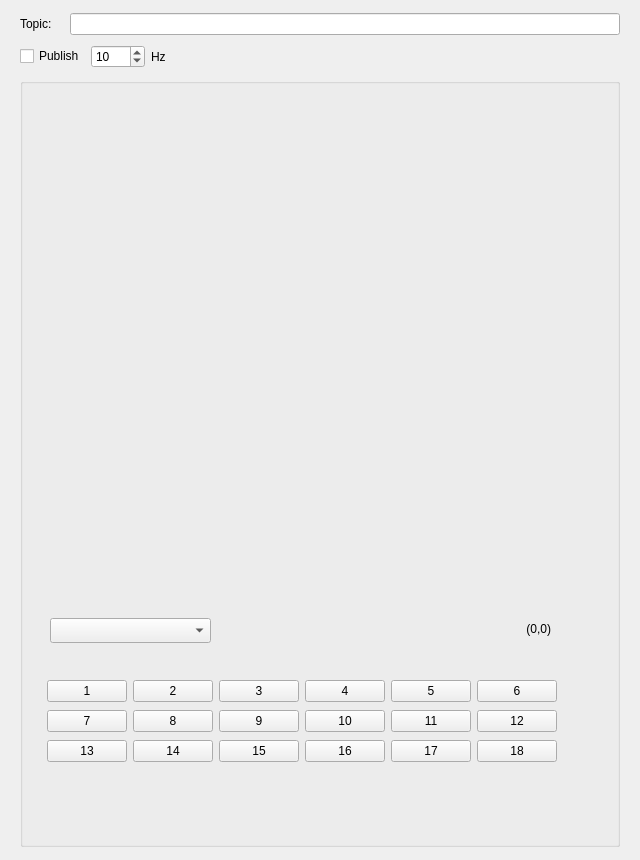
Above: resource/VirtualJoy.ui from nilseuropa/rqt_virtual_joystick before the change. Below: the same form after it.
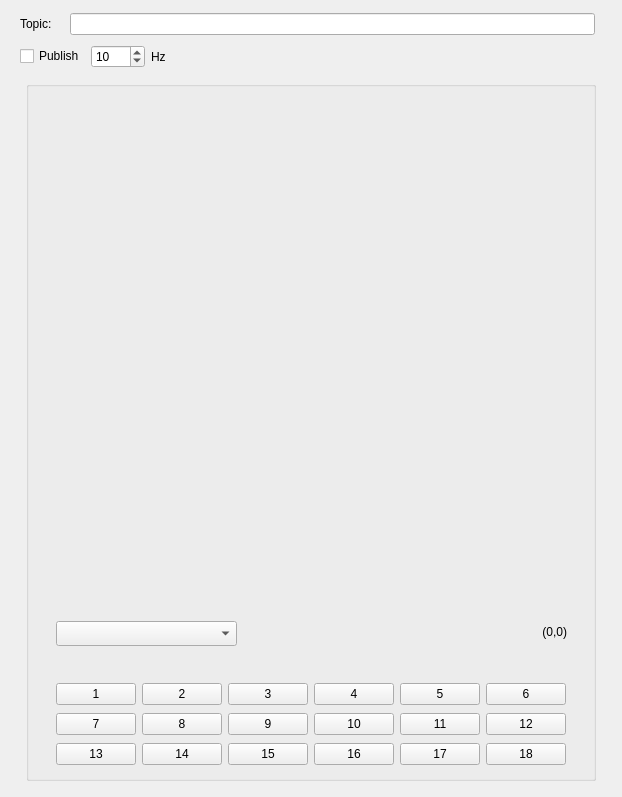
That is the form after the change. Custom widgets are drawn as their Qt base class.

Diff of the .ui file:
```diff
--- a/resource/VirtualJoy.ui
+++ b/resource/VirtualJoy.ui
@@ -6,20 +6,20 @@
    <rect>
     <x>0</x>
     <y>0</y>
-    <width>640</width>
-    <height>860</height>
+    <width>618</width>
+    <height>797</height>
    </rect>
   </property>
   <property name="sizePolicy">
-   <sizepolicy hsizetype="Fixed" vsizetype="Fixed">
+   <sizepolicy hsizetype="Expanding" vsizetype="Expanding">
     <horstretch>0</horstretch>
     <verstretch>0</verstretch>
    </sizepolicy>
   </property>
   <property name="minimumSize">
    <size>
-    <width>640</width>
-    <height>860</height>
+    <width>0</width>
+    <height>0</height>
    </size>
   </property>
   <property name="windowTitle">
@@ -69,14 +69,14 @@
       <item>
        <widget class="QLineEdit" name="topicLineEdit">
         <property name="sizePolicy">
-         <sizepolicy hsizetype="Minimum" vsizetype="Fixed">
+         <sizepolicy hsizetype="Fixed" vsizetype="Fixed">
           <horstretch>0</horstretch>
           <verstretch>0</verstretch>
          </sizepolicy>
         </property>
         <property name="minimumSize">
          <size>
-          <width>160</width>
+          <width>525</width>
           <height>0</height>
          </size>
         </property>
@@ -88,6 +88,19 @@
         </property>
        </widget>
       </item>
+      <item>
+       <spacer name="horizontalSpacer_4">
+        <property name="orientation">
+         <enum>Qt::Horizontal</enum>
+        </property>
+        <property name="sizeHint" stdset="0">
+         <size>
+          <width>40</width>
+          <height>20</height>
+         </size>
+        </property>
+       </spacer>
+      </item>
      </layout>
     </widget>
    </item>
@@ -194,11 +207,17 @@
       <bool>true</bool>
      </property>
      <property name="sizePolicy">
-      <sizepolicy hsizetype="Expanding" vsizetype="Expanding">
+      <sizepolicy hsizetype="Fixed" vsizetype="Fixed">
        <horstretch>0</horstretch>
        <verstretch>0</verstretch>
       </sizepolicy>
      </property>
+     <property name="minimumSize">
+      <size>
+       <width>600</width>
+       <height>710</height>
+      </size>
+     </property>
      <layout class="QHBoxLayout" name="horizontalLayout_3">
       <property name="topMargin">
        <number>2</number>
@@ -208,16 +227,19 @@
       </property>
       <item>
        <widget class="QGroupBox" name="Test">
+        <property name="enabled">
+         <bool>true</bool>
+        </property>
         <property name="sizePolicy">
-         <sizepolicy hsizetype="Expanding" vsizetype="Expanding">
+         <sizepolicy hsizetype="Fixed" vsizetype="Fixed">
           <horstretch>0</horstretch>
           <verstretch>0</verstretch>
          </sizepolicy>
         </property>
         <property name="minimumSize">
          <size>
-          <width>200</width>
-          <height>340</height>
+          <width>570</width>
+          <height>700</height>
          </size>
         </property>
         <property name="title">
@@ -232,7 +254,7 @@
         <widget class="QLabel" name="joyPosLabel">
          <property name="geometry">
           <rect>
-           <x>370</x>
+           <x>380</x>
            <y>540</y>
            <width>161</width>
            <height>21</height>
@@ -259,7 +281,7 @@
           <rect>
            <x>30</x>
            <y>540</y>
-           <width>161</width>
+           <width>181</width>
            <height>25</height>
           </rect>
          </property>
@@ -276,10 +298,10 @@
         <widget class="JoystickView" name="joy" native="true">
          <property name="geometry">
           <rect>
-           <x>0</x>
+           <x>30</x>
            <y>20</y>
-           <width>561</width>
-           <height>501</height>
+           <width>520</width>
+           <height>520</height>
           </rect>
          </property>
          <property name="sizePolicy">
@@ -294,7 +316,7 @@
           <rect>
            <x>20</x>
            <y>600</y>
-           <width>524</width>
+           <width>530</width>
            <height>89</height>
           </rect>
          </property>
```
Left out of the diff: 190 changed lines with no effect on the pictures.
